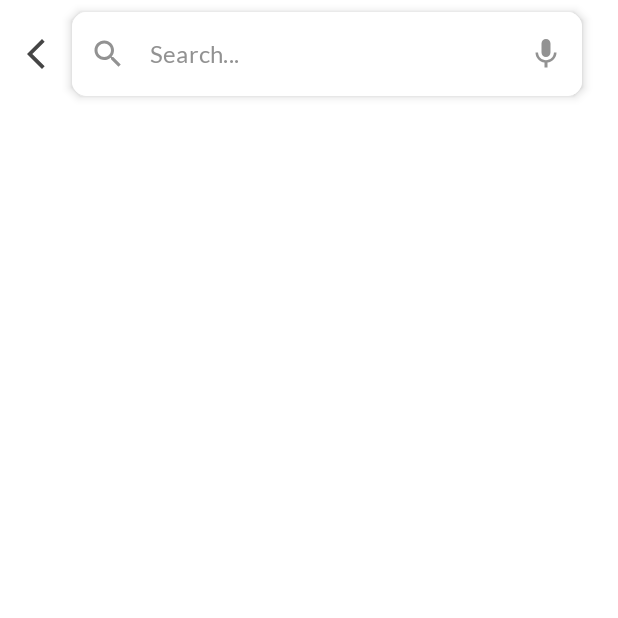
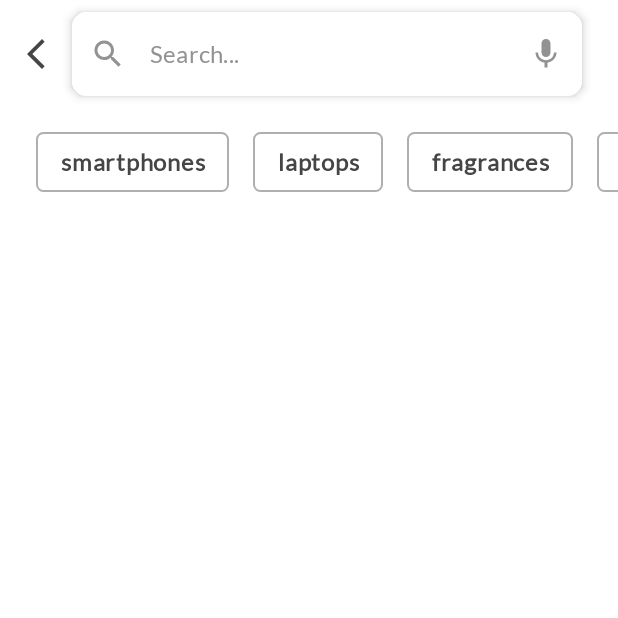
Before and after one commit to mehmeteminyildiz/shoppy-with-compose, an Android app built with Jetpack Compose: the screen it shows after launch (MainActivity), on a phone screen of 412 x 824 dp, the top half of it. Run offline under Robolectric (Android 15) with nearby library versions, the phone set to English and light mode, and no system bars; our stand-ins replace Dagger/Hilt's generated code, Timber.

Commit message:
Products; Category listing completed

```diff
--- /dev/null
+++ b/app/src/main/java/com/mhmtyldz/shoppy/shoppy/ui/screens/products/CategoryItem.kt
@@ -0,0 +1,51 @@
+package com.mhmtyldz.shoppy.shoppy.ui.screens.products
+
+import androidx.compose.foundation.BorderStroke
+import androidx.compose.foundation.border
+import androidx.compose.foundation.clickable
+import androidx.compose.foundation.layout.fillMaxWidth
+import androidx.compose.foundation.layout.padding
+import androidx.compose.foundation.shape.RoundedCornerShape
+import androidx.compose.material.Card
+import androidx.compose.material.Text
+import androidx.compose.runtime.Composable
+import androidx.compose.ui.Modifier
+import androidx.compose.ui.res.colorResource
+import androidx.compose.ui.text.font.FontWeight
+import androidx.compose.ui.text.style.TextAlign
+import androidx.compose.ui.unit.dp
+import androidx.compose.ui.unit.sp
+import androidx.navigation.NavController
+import com.mhmtyldz.shoppy.shoppy.R
+import timber.log.Timber
+
+/**
+created by Mehmet E. Yıldız
+ **/
+
+@Composable
+fun CategoryItem(category: String, navController: NavController) {
+    Card(
+        modifier = Modifier
+            .fillMaxWidth()
+            .padding(horizontal = 8.dp)
+            .border(
+                BorderStroke(1.dp, colorResource(id = R.color.s_border)), RoundedCornerShape(5.dp)
+            )
+            .clickable {
+                Timber.e("$category clicked. get products by category")
+            },
+        shape = RoundedCornerShape(5.dp),
+        elevation = 0.dp,
+        backgroundColor = colorResource(id = R.color.white)
+    ) {
+        Text(
+            text = category,
+            modifier = Modifier.padding(vertical = 8.dp, horizontal = 16.dp),
+            textAlign = TextAlign.Center,
+            color = colorResource(id = R.color.s_black),
+            fontSize = 16.sp,
+            fontWeight = FontWeight.Bold
+        )
+    }
+}
--- /dev/null
+++ b/app/src/main/java/com/mhmtyldz/shoppy/shoppy/ui/screens/products/CategoryList.kt
@@ -0,0 +1,37 @@
+package com.mhmtyldz.shoppy.shoppy.ui.screens.products
+
+import androidx.compose.runtime.Composable
+import androidx.navigation.NavController
+
+/**
+created by Mehmet E. Yıldız
+ **/
+
+@Composable
+fun CategoryList(navController: NavController) {
+    val categoryList = arrayListOf(
+        "smartphones",
+        "laptops",
+        "fragrances",
+        "skincare",
+        "groceries",
+        "home-decoration",
+        "furniture",
+        "tops",
+        "womens-dresses",
+        "womens-shoes",
+        "mens-shirts",
+        "mens-shoes",
+        "mens-watches",
+        "womens-watches",
+        "womens-bags",
+        "womens-jewellery",
+        "sunglasses",
+        "automotive",
+        "motorcycle",
+        "lighting"
+    )
+    CategoryListView(
+        categoryList = categoryList, navController = navController
+    )
+}
--- /dev/null
+++ b/app/src/main/java/com/mhmtyldz/shoppy/shoppy/ui/screens/products/CategoryListView.kt
@@ -0,0 +1,22 @@
+package com.mhmtyldz.shoppy.shoppy.ui.screens.products
+
+import androidx.compose.foundation.layout.PaddingValues
+import androidx.compose.foundation.lazy.LazyRow
+import androidx.compose.runtime.Composable
+import androidx.compose.ui.unit.dp
+import androidx.navigation.NavController
+
+/**
+created by Mehmet E. Yıldız
+ **/
+
+@Composable
+fun CategoryListView(categoryList: ArrayList<String>, navController: NavController) {
+    LazyRow(
+        contentPadding = PaddingValues(top = 16.dp, start = 16.dp, end = 16.dp)
+    ) {
+        items(categoryList.size) { index ->
+            CategoryItem(category = categoryList[index], navController)
+        }
+    }
+}
--- a/app/src/main/java/com/mhmtyldz/shoppy/shoppy/ui/screens/products/ProductsScreen.kt
+++ b/app/src/main/java/com/mhmtyldz/shoppy/shoppy/ui/screens/products/ProductsScreen.kt
@@ -33,6 +33,8 @@ fun ProductsScreen(navController: NavController) {
             modifier = Modifier.verticalScroll(rememberScrollState())
         ) {
             ProductsToolbar(navController = navController)
+            CategoryList(navController = navController)
+
         }
     }
 
```
